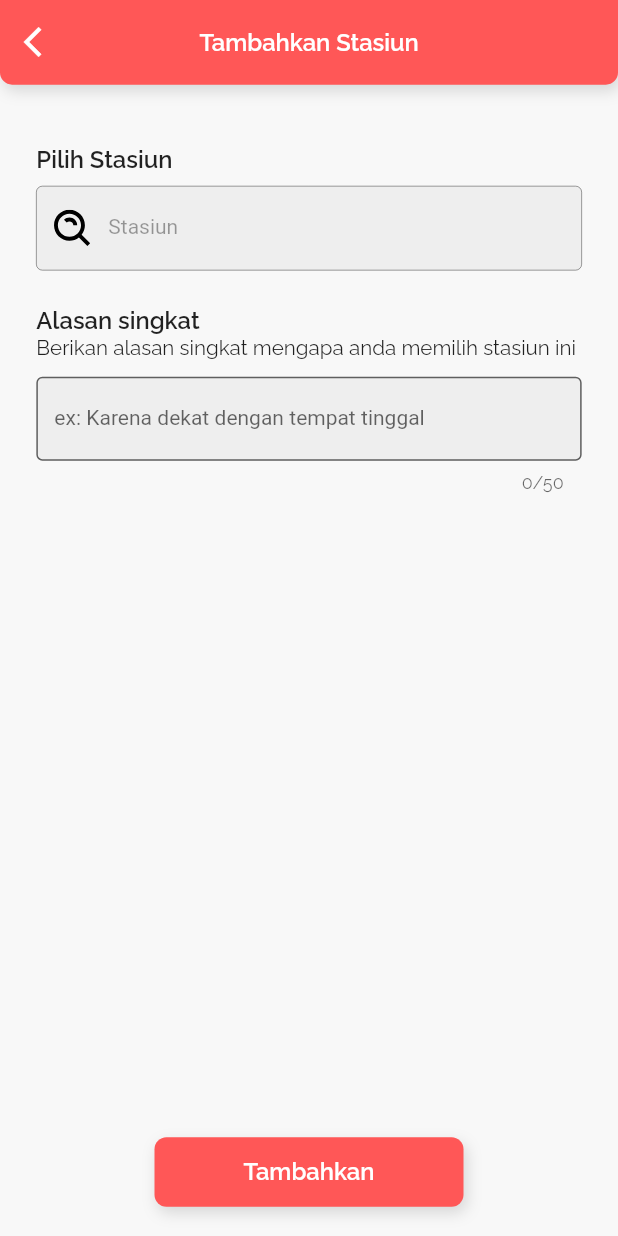
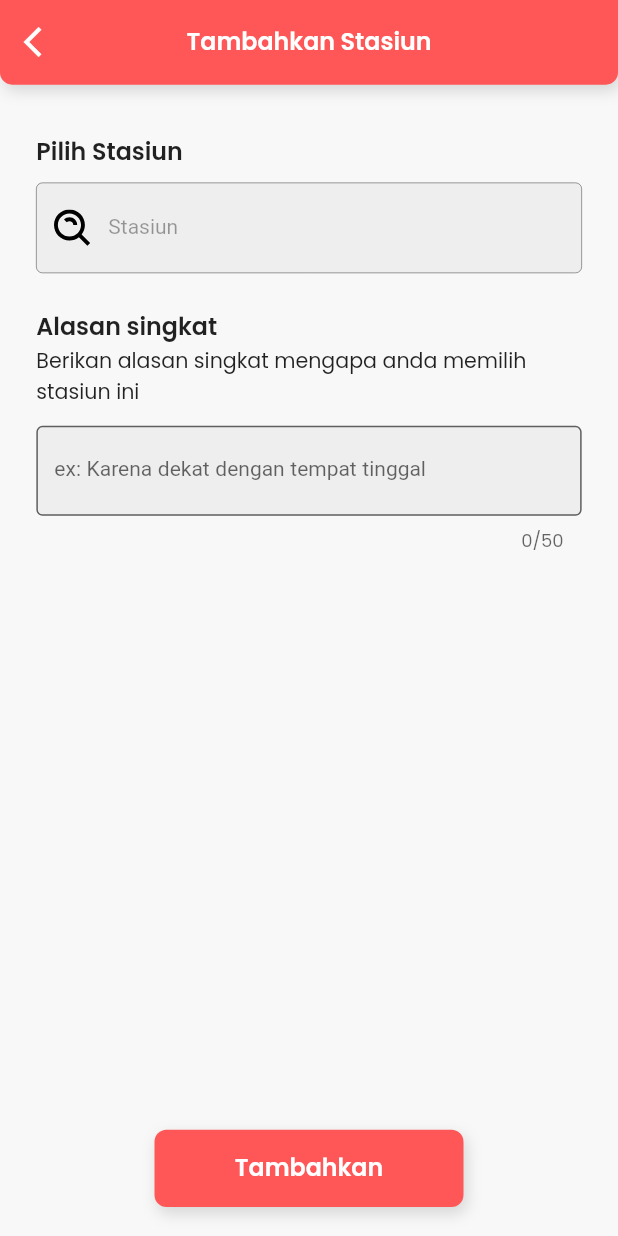
Before and after one commit to herihermwn/krl_schedule, a Flutter app: the TambahStasiunPage screen opened directly, on a phone screen of 412 x 824 dp. Run offline on Flutter 3.47's test engine with Material 2 defaults, Android fonts, the phone set to English and light mode, and no system bars; our stand-ins replace cached_network_image, connectivity, dio, flutter_secure_storage, flutter_svg, get and 8 more; accounts and stored records are empty; statements that could not run were skipped.

Commit message:
Add: Update Screenshot UI and README.md

```diff
--- a/lib/ui/page/cari_stasiun_snackbar.dart
+++ b/lib/ui/page/cari_stasiun_snackbar.dart
@@ -87,7 +87,7 @@ class SearchStasiun extends StatelessWidget {
               "Stasiun " + item.stationName,
               fontSize: Sizes.dp14(context),
               fontWeight: (isSelect) ? FontWeight.w600 : FontWeight.w400,
-              fontColor: (isSelect) ? whiteColor : textColor,
+              fontColor: (isSelect) ? whiteColor : darkTextColor,
             ),
           ],
         ),
--- a/lib/ui/page/home/home_page.dart
+++ b/lib/ui/page/home/home_page.dart
@@ -259,7 +259,7 @@ class StasiunList extends ViewModelWidget<HomeViewmodel> {
                 TextFormat(
                   station.reason,
                   fontSize: Sizes.dp13(context),
-                  fontColor: textColor,
+                  fontColor: darkTextColor,
                 ),
               ],
             ),
--- a/lib/ui/page/home/main.dart
+++ b/lib/ui/page/home/main.dart
@@ -24,7 +24,7 @@ class HomePage extends StatelessWidget {
                 icon: SvgPicture.asset(
                   "$svgAsset/TrainNotif.svg",
                   color: (viewModel.currentIndex == 1)
-                      ? primaryColor : textColor,
+                      ? primaryColor : darkTextColor,
                 ),
                 title: Text("Pengingat"),
               ),
--- a/lib/ui/page/user_profilling_page.dart
+++ b/lib/ui/page/user_profilling_page.dart
@@ -192,7 +192,7 @@ Widget itemStatsiun(BuildContext context, SelectedStation selectedStation) {
                       fontSize: Sizes.dp14(context),
                       fontWeight: FontWeight.w600,
                       textAlign: TextAlign.start,
-                      fontColor: textColor,
+                      fontColor: darkTextColor,
                     ),
                   ),
                   SizedBox(
@@ -201,7 +201,7 @@ Widget itemStatsiun(BuildContext context, SelectedStation selectedStation) {
                       "${selectedStation.reason}",
                       fontSize: Sizes.dp12(context),
                       textAlign: TextAlign.start,
-                      fontColor: textColor,
+                      fontColor: darkTextColor,
                     ),
                   ),
                 ],
--- a/lib/ui/shared/cons_file.dart
+++ b/lib/ui/shared/cons_file.dart
@@ -6,9 +6,9 @@ part of 'shareds.dart';
 Color primaryColor = Color(0xFFFFF5757);
 Color accentColor = Color(0xFFF38B2AC);
 Color whiteColor = Colors.white;
-Color textColor = Color(0xFF747474);
-Color bgColor = Color(0xFFEEEEEE);
-Color backgroundColor = Color(0xFFF8F8F8);
+Color darkTextColor = Color(0xFF747474);
+Color inputBackgroundColor = Color(0xFFEEEEEE);
+Color scaffoldBackgroundColor = Color(0xFFF8F8F8);
 Color yellowColor = Color(0XFFF9C12D);
 
 // ----------------------
@@ -17,8 +17,8 @@ Color yellowColor = Color(0XFFF9C12D);
 ThemeData appTheme = ThemeData(
   primaryColor: primaryColor,
   accentColor: accentColor,
-  textTheme: GoogleFonts.ralewayTextTheme(),
-  scaffoldBackgroundColor: backgroundColor,
+  textTheme: GoogleFonts.poppinsTextTheme(),
+  scaffoldBackgroundColor: scaffoldBackgroundColor,
 );
 
 // -------------------
--- a/lib/ui/widget/input_field.dart
+++ b/lib/ui/widget/input_field.dart
@@ -107,7 +107,7 @@ class _InputFieldState extends State<InputField> {
       },
       decoration: InputDecoration(
         filled: true,
-        fillColor: bgColor,
+        fillColor: inputBackgroundColor,
         labelText: hint ?? "",
         errorText: (isValid) ? null : errorMessage,
         border: OutlineInputBorder(borderSide: BorderSide(color: accentColor)),
--- a/lib/ui/widget/text_format.dart
+++ b/lib/ui/widget/text_format.dart
@@ -23,7 +23,7 @@ class TextFormat extends StatelessWidget {
       value,
       textAlign: textAlign ?? TextAlign.start,
       softWrap: true,
-      style: GoogleFonts.raleway(
+      style: GoogleFonts.poppins(
         color: fontColor ?? Colors.black87,
         fontSize: fontSize ?? 12,
         fontWeight: fontWeight ?? FontWeight.normal,
```
Also changed, not shown: 6 other files.
